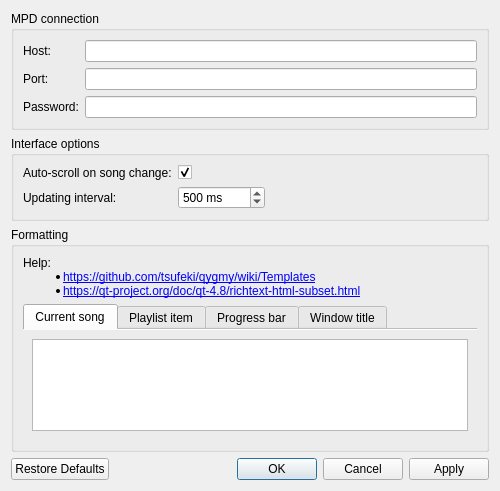
This is qygmy/ui/settings.ui in tsufeki/qygmy as Qt 5 draws it before an edit. The edited form follows.
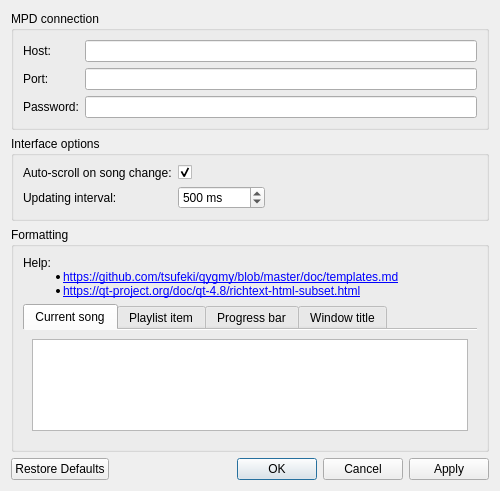
This is the edited form.

Commit message: 1.0b3 release: templates doc, automatic dev status classifier in setup.py.

```diff
--- a/qygmy/ui/settings.ui
+++ b/qygmy/ui/settings.ui
@@ -155,7 +155,7 @@
       <item>
        <widget class="QLabel" name="help_lb">
         <property name="text">
-         <string>Help:&lt;ul style=&quot;margin: 0&quot;&gt;&lt;li&gt;&lt;a href=&quot;https://github.com/tsufeki/qygmy/wiki/Templates&quot;&gt;https://github.com/tsufeki/qygmy/wiki/Templates&lt;/a&gt;&lt;/li&gt;&lt;li&gt;&lt;a href=&quot;https://qt-project.org/doc/qt-4.8/richtext-html-subset.html&quot;&gt;https://qt-project.org/doc/qt-4.8/richtext-html-subset.html&lt;/a&gt;&lt;/li&gt;&lt;/ul&gt;</string>
+         <string>Help:&lt;ul style=&quot;margin: 0&quot;&gt;&lt;li&gt;&lt;a href=&quot;https://github.com/tsufeki/qygmy/blob/master/doc/templates.md&quot;&gt;https://github.com/tsufeki/qygmy/blob/master/doc/templates.md&lt;/a&gt;&lt;/li&gt;&lt;li&gt;&lt;a href=&quot;https://qt-project.org/doc/qt-4.8/richtext-html-subset.html&quot;&gt;https://qt-project.org/doc/qt-4.8/richtext-html-subset.html&lt;/a&gt;&lt;/li&gt;&lt;/ul&gt;</string>
         </property>
         <property name="textFormat">
          <enum>Qt::RichText</enum>
```
The commit also changes 6 other files.
